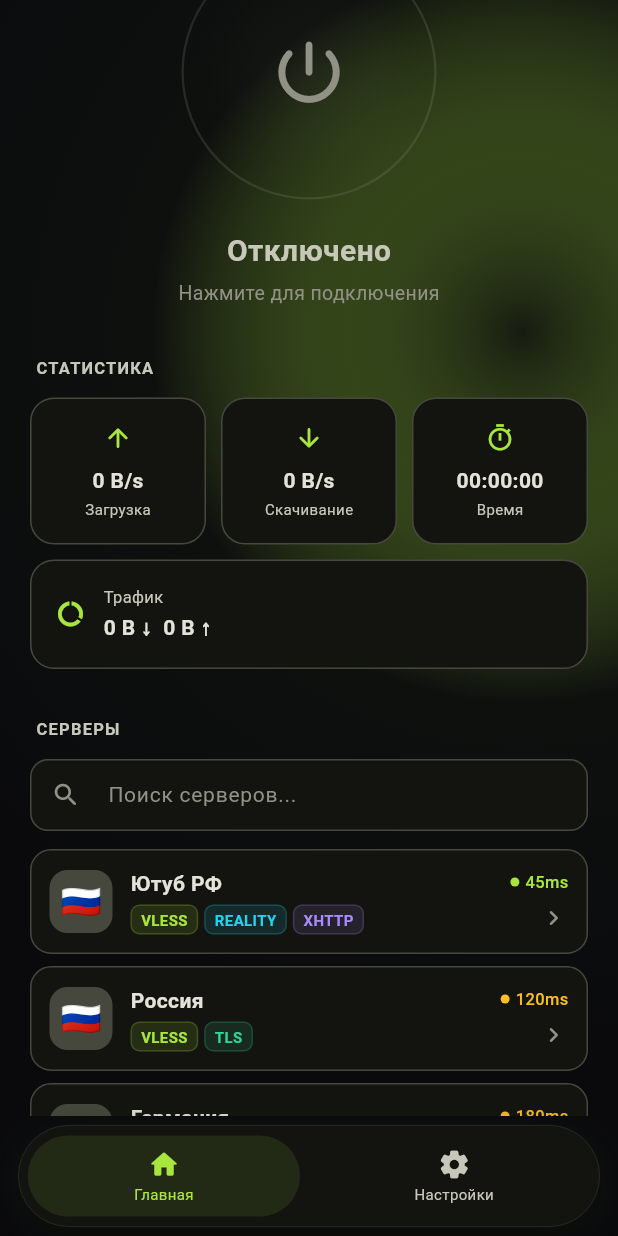
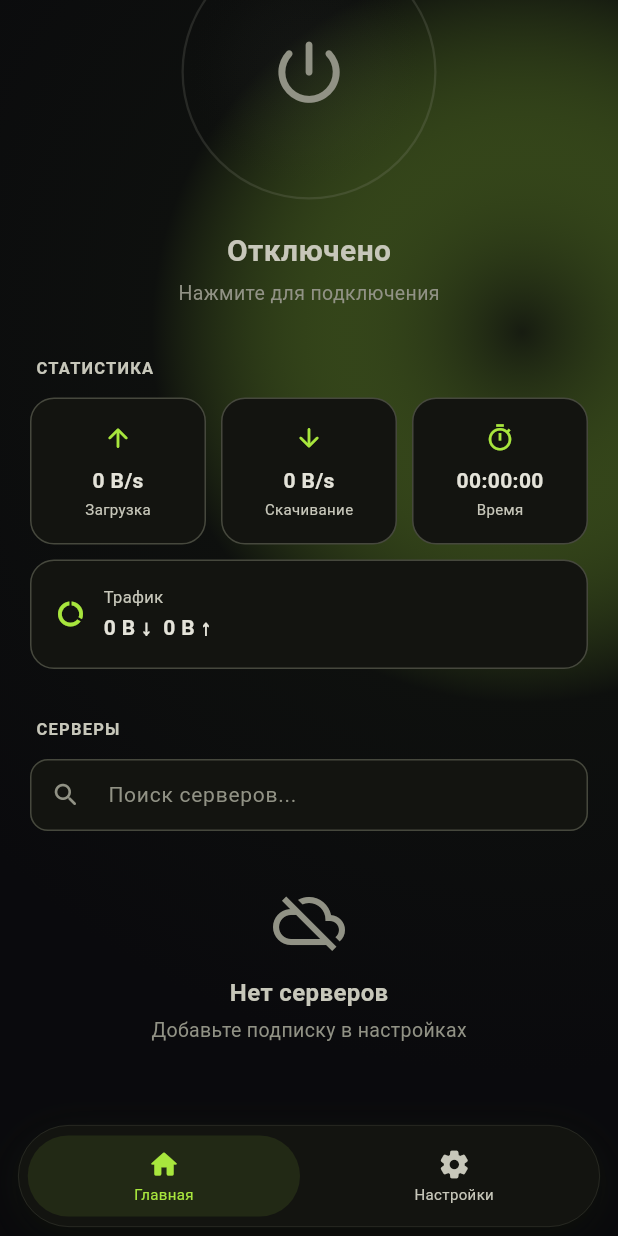
Before and after one commit to justcheburek0-design/maxspeed_vpn, a Flutter app: the screen it shows after launch, scrolled down 269 dp, on a phone screen of 412 x 824 dp. Run offline on Flutter 3.47's test engine with Material 3 defaults, Android fonts, the phone set to English and light mode, and no system bars; our stand-ins replace package_info_plus, shared_preferences; missing offline and left inert: flutter_singbox_vpn; network calls fail.

Commit message:
fix: use real subscription servers on home, remove demo stubs, parse on sub add

```diff
--- a/lib/presentation/screens/home_screen.dart
+++ b/lib/presentation/screens/home_screen.dart
@@ -37,6 +37,9 @@ class _HomeScreenState extends State<HomeScreen> with TickerProviderStateMixin {
     widget.vpnService.statsStream.listen((s) {
       if (mounted) setState(() => _stats = s);
     });
+    widget.vpnService.serversStream.listen((_) {
+      if (mounted) setState(() {});
+    });
   }
 
   @override
@@ -46,36 +49,8 @@ class _HomeScreenState extends State<HomeScreen> with TickerProviderStateMixin {
     super.dispose();
   }
 
-  List<VpnServer> get _demoServers => [
-    VpnServer(
-      id: 'demo1', name: 'Ютуб РФ', address: '1.2.3.4', port: 443,
-      protocol: VpnProtocol.vless, security: VpnSecurity.reality,
-      uuid: 'demo-uuid-1', sni: 'example.com', fingerprint: 'chrome',
-      publicKey: 'demo-pubkey', shortId: 'abcd1234',
-      mode: 'xhttp', path: '/xhttp', host: 'example.com',
-      country: 'RU', flag: '🇷🇺', rawConfig: {'link': 'vless://demo'},
-      ping: 45,
-    ),
-    VpnServer(
-      id: 'demo2', name: 'Россия', address: '5.6.7.8', port: 443,
-      protocol: VpnProtocol.vless, security: VpnSecurity.tls,
-      uuid: 'demo-uuid-2', sni: 'example2.com', fingerprint: 'chrome',
-      country: 'RU', flag: '🇷🇺', rawConfig: {'link': 'vless://demo2'},
-      ping: 120,
-    ),
-    VpnServer(
-      id: 'demo3', name: 'Германия', address: '9.10.11.12', port: 443,
-      protocol: VpnProtocol.vless, security: VpnSecurity.reality,
-      uuid: 'demo-uuid-3', sni: 'google.com', fingerprint: 'chrome',
-      publicKey: 'demo-pubkey-3', shortId: 'efgh5678',
-      mode: 'tcp', host: 'google.com',
-      country: 'DE', flag: '🇩🇪', rawConfig: {'link': 'vless://demo3'},
-      ping: 180,
-    ),
-  ];
-
   List<VpnServer> get _filteredServers {
-    final servers = _demoServers;
+    final servers = widget.vpnService.servers;
     if (_serverSearch.isEmpty) return servers;
     return servers.where((s) =>
       s.name.toLowerCase().contains(_serverSearch.toLowerCase()) ||
@@ -483,7 +458,30 @@ class _HomeScreenState extends State<HomeScreen> with TickerProviderStateMixin {
           ),
         ),
         // Server list
-        ...servers.map((server) => _serverTile(ctx, theme, server)),
+        if (servers.isEmpty)
+          Padding(
+            padding: const EdgeInsets.symmetric(vertical: 24),
+            child: Center(
+              child: Column(
+                mainAxisSize: MainAxisSize.min,
+                children: [
+                  Icon(Icons.cloud_off_outlined, size: 48, color: theme.outline),
+                  const SizedBox(height: 12),
+                  Text(
+                    'Нет серверов',
+                    style: TextStyle(fontSize: 16, fontWeight: FontWeight.w600, color: theme.onSurfaceVariant),
+                  ),
+                  const SizedBox(height: 4),
+                  Text(
+                    'Добавьте подписку в настройках',
+                    style: TextStyle(fontSize: 13, color: theme.outline),
+                  ),
+                ],
+              ),
+            ),
+          )
+        else
+          ...servers.map((server) => _serverTile(ctx, theme, server)),
       ],
     );
   }
--- a/lib/services/vpn_service_factory.dart
+++ b/lib/services/vpn_service_factory.dart
@@ -1,10 +1,15 @@
 import 'dart:io' show Platform;
+import 'package:flutter/foundation.dart';
 import 'vpn_service_interface.dart';
 import 'platform/vpn_service_android.dart';
 import 'platform/vpn_service_desktop.dart';
+import 'platform/vpn_service_web.dart';
 
 /// Создаёт платформозависимый VPN сервис.
 VpnService createVpnService() {
+  if (kIsWeb) {
+    return WebVpnService();
+  }
   if (Platform.isAndroid) {
     return AndroidVpnService();
   }
--- a/lib/services/vpn_service_interface.dart
+++ b/lib/services/vpn_service_interface.dart
@@ -11,9 +11,12 @@ abstract class VpnService {
   VpnServer? get activeServer;
   VpnConnectionStats get stats;
   List<VpnLogEntry> get logs;
+  List<VpnServer> get servers;
+  Stream<List<VpnServer>> get serversStream;
 
   Future<bool> connect(VpnServer server);
   Future<bool> disconnect();
+  Future<void> updateServers(List<VpnServer> servers);
   Future<String> getStatus();
   Future<void> clearLogs();
 
--- a/pubspec.yaml
+++ b/pubspec.yaml
@@ -1,7 +1,7 @@
 name: maxspeed_vpn
 description: "MaxSpeedVPN — fast, modern VPN client built with Flutter + sing-box"
 publish_to: 'none'
-version: 1.3.2+6
+version: 1.3.3+7
 
 environment:
   sdk: ^3.9.2
```
Also changed, not shown: lib/presentation/screens/settings_screen.dart (+56 -8 lines), lib/services/platform/vpn_service_android.dart (+90 -0 lines), lib/services/platform/vpn_service_desktop.dart (+14 -0 lines), lib/services/platform/vpn_service_web.dart (+14 -0 lines), 2 other files.
